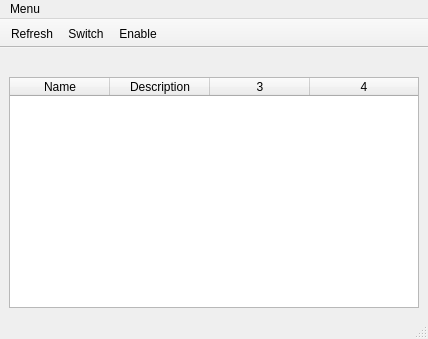
arcan1s/netctl-gui, file sources/gui/src/netctlautowindow.ui: the form before one commit.
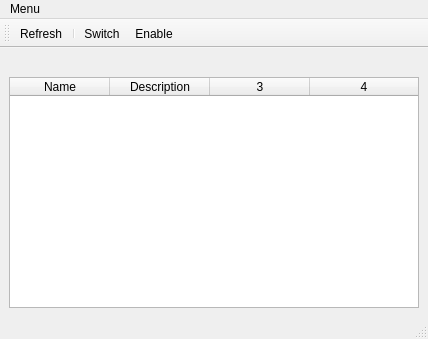
The form after the commit. Icons and pictures are not drawn.

Patch:
```diff
--- a/sources/gui/src/netctlautowindow.ui
+++ b/sources/gui/src/netctlautowindow.ui
@@ -66,8 +66,8 @@
   </widget>
   <widget class="QStatusBar" name="statusBar"/>
   <widget class="QToolBar" name="toolBar">
-   <property name="movable">
-    <bool>false</bool>
+   <property name="windowTitle">
+    <string>Toolbar</string>
    </property>
    <property name="toolButtonStyle">
     <enum>Qt::ToolButtonFollowStyle</enum>
@@ -79,6 +79,7 @@
     <bool>false</bool>
    </attribute>
    <addaction name="actionRefresh"/>
+   <addaction name="separator"/>
    <addaction name="actionSwitch"/>
    <addaction name="actionEnable"/>
   </widget>
```
Left out of the diff: 15 changed lines with no effect on the pictures.
